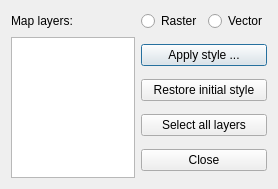
First picture: the form in multiqml.ui, repository AKU-Abt-Archaeologie-Liechtenstein/qgis_multiqml, before the edit.
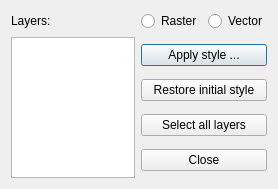
Second picture: the form after the edit.

```diff
--- a/multiqml.ui
+++ b/multiqml.ui
@@ -34,7 +34,7 @@
       </sizepolicy>
      </property>
      <property name="text" >
-      <string>Map layers:</string>
+      <string>Layers:</string>
      </property>
      <property name="buddy" >
       <cstring>lvMapLayers</cstring>
```
Left out of the diff: 3 changed lines with no effect on the pictures.
